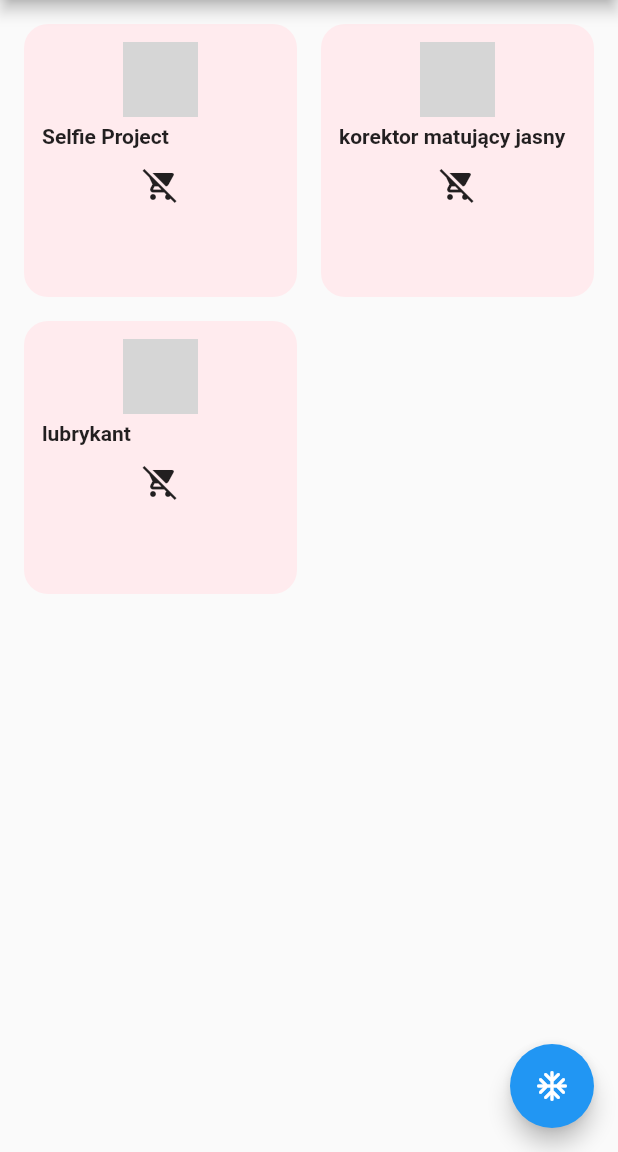
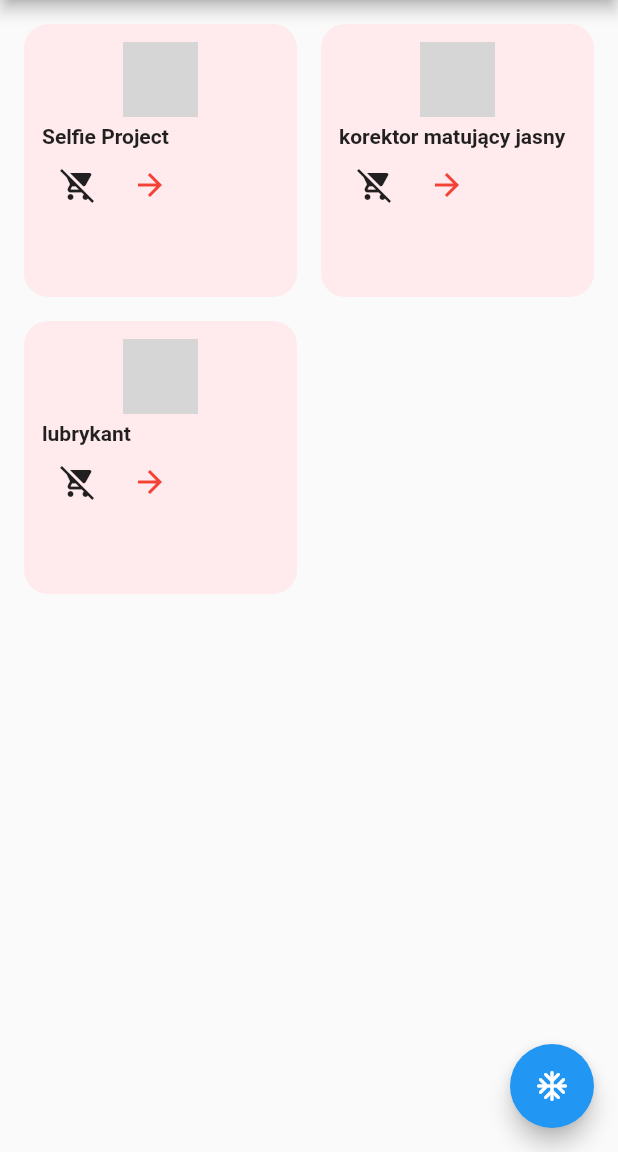
Before and after one commit to aigaki/app, a Flutter app: the ProductsScreen screen opened by its route, on a phone screen of 412 x 824 dp, the part 84-1236 px from its top. Run offline on Flutter 3.47's test engine with Material 2 defaults, Android fonts, the phone set to English and light mode, and no system bars; network calls fail; grey boxes are pictures that could not be loaded.

Commit message:
add very basic product screen

```diff
--- a/lib/main.dart
+++ b/lib/main.dart
@@ -5,6 +5,7 @@
 import 'package:ss_mann/screens/cart_screen.dart';
 import 'package:ss_mann/screens/home_screen.dart';
 import 'package:ss_mann/screens/inspirations_screen.dart';
+import 'package:ss_mann/screens/product_screen.dart';
 import 'package:ss_mann/screens/products_screen.dart';
 
 void main() {
@@ -34,6 +35,7 @@
         ProductsScreen.routeName: (_) => const ProductsScreen(),
         CartScreen.routeName: (_) => const CartScreen(),
         InspirationsScreen.routeName: (_) => const InspirationsScreen(),
+        ProductScreen.routeName: (_) => const ProductScreen(),
       },
     );
   }
--- a/lib/provider/product_catalog.dart
+++ b/lib/provider/product_catalog.dart
@@ -7,6 +7,10 @@
   List<Product> _productList = [...dummyProducts];
 
   List<Product> get productList => [..._productList];
+
+  Product? getProductById(int id) {
+    return _productList.firstWhere((element) => element.id == id);
+  }
 
 // TODO remove later, it's here just for testing
   void removeProductById(int id) {
--- a/lib/widgets/product_pane.dart
+++ b/lib/widgets/product_pane.dart
@@ -2,12 +2,18 @@
 import 'package:provider/provider.dart';
 import 'package:ss_mann/model/product.dart';
 import 'package:ss_mann/provider/shopping_cart.dart';
+import 'package:ss_mann/screens/product_screen.dart';
 
 class ProductPane extends StatelessWidget {
   final Product product;
   final Function(int)? onClick;
   const ProductPane({Key? key, required this.product, this.onClick})
       : super(key: key);
+
+  void goToProductPage(BuildContext context) {
+    Navigator.of(context)
+        .pushNamed(ProductScreen.routeName, arguments: product.id);
+  }
 
   @override
   Widget build(BuildContext context) {
@@ -43,13 +49,24 @@
                   ),
                 ),
               ),
+              Flex(
+                direction: Axis.horizontal,
+                children: [
                   IconButton(
                     onPressed: isItemInCart
                         ? () => removeItemFromCart(product.id)
                         : () => additemToCart(product.id),
                     icon: Icon(isItemInCart
                         ? Icons.add_shopping_cart
-                      : Icons.remove_shopping_cart))
+                        : Icons.remove_shopping_cart),
+                  ),
+                  IconButton(
+                    color: Colors.red,
+                    onPressed: () => goToProductPage(context),
+                    icon: const Icon(Icons.arrow_forward),
+                  ),
+                ],
+              )
             ],
           ),
           decoration: BoxDecoration(
```
Also changed, not shown: lib/screens/product_screen.dart (added, +40 -0 lines). Lines whose indentation alone changed are shown as unchanged.
